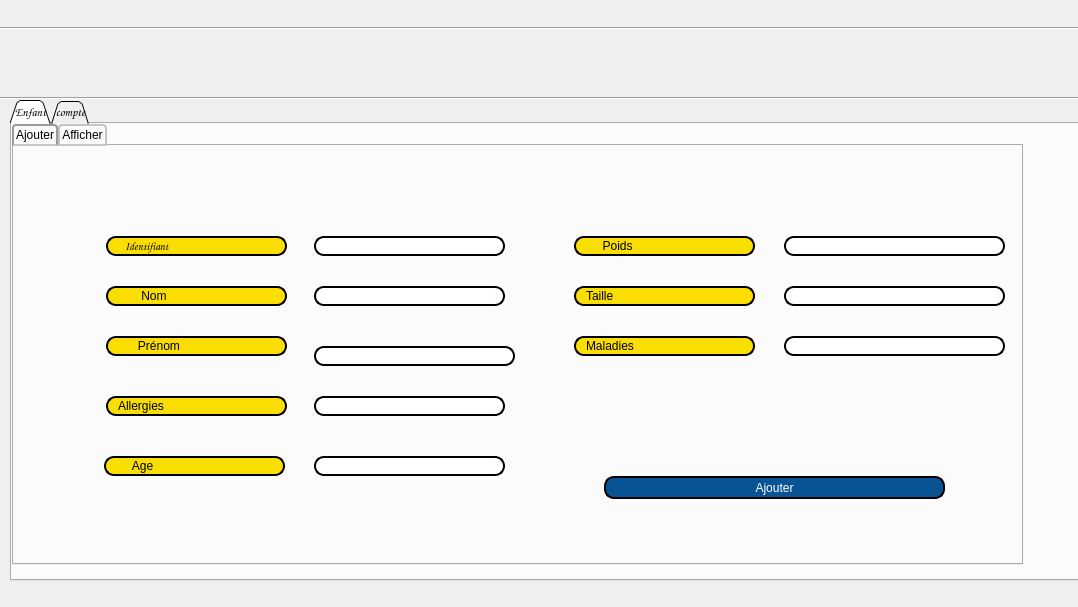
Old version of the form gestionc.ui in the repository yanni2302/smart_parental_monitoring_2A22.
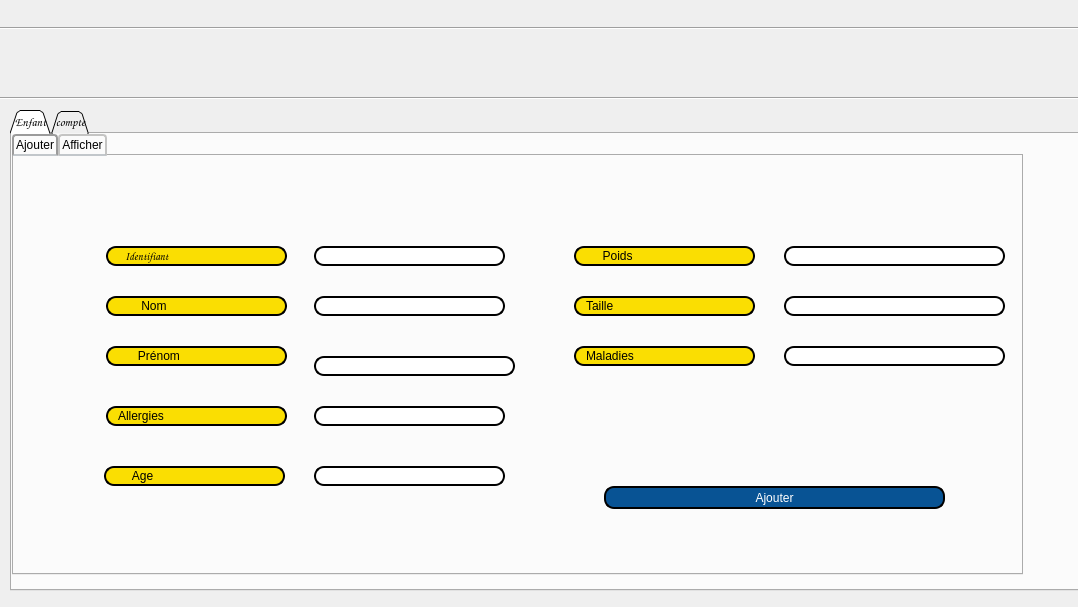
New version of the form. The open tabs and pages were chosen to show the change. Icons and pictures are not drawn.

```diff
--- a/gestionc.ui
+++ b/gestionc.ui
@@ -36,7 +36,7 @@
    <property name="geometry">
     <rect>
      <x>10</x>
-     <y>100</y>
+     <y>110</y>
      <width>1071</width>
      <height>481</height>
     </rect>
```
Left out of the diff: 23 changed lines with no effect on the pictures.
